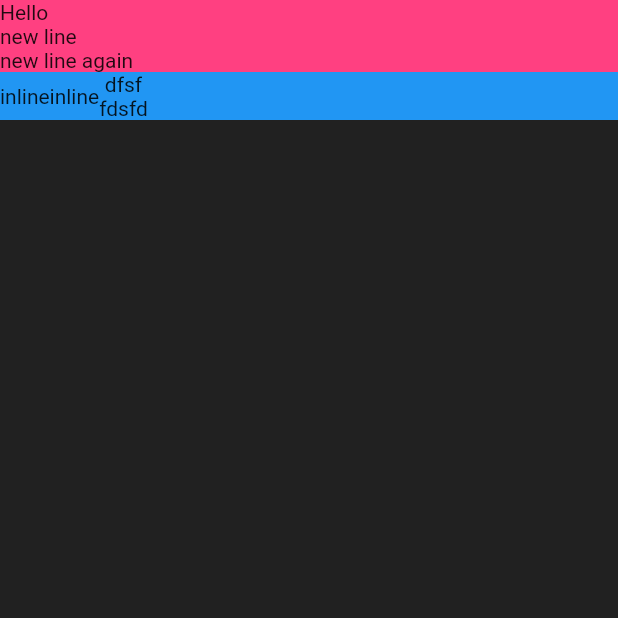
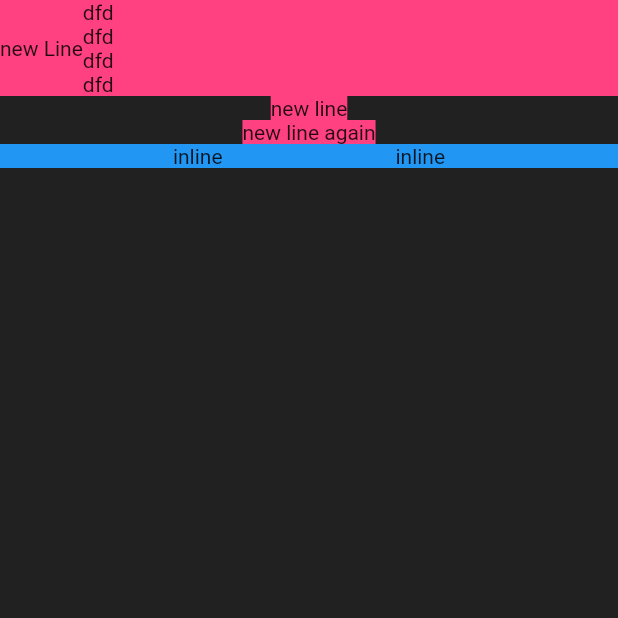
Before and after one commit to msagerup/GymFlutterApp, a Flutter app: the screen it shows after launch, on a phone screen of 412 x 824 dp, the top half of it. Run offline on Flutter 3.47's test engine with Material 2 defaults, Android fonts, the phone set to English and light mode, and no system bars.

Commit message:
got it , i think/...:)

```diff
--- a/lib/main.dart
+++ b/lib/main.dart
@@ -13,11 +13,25 @@ class GymIntro extends StatelessWidget {
      body: SafeArea(
        child: Container(
          child: Column(
-           crossAxisAlignment: CrossAxisAlignment.stretch,
+           // crossAxisAlignment: CrossAxisAlignment.stretch,
            children: <Widget>[
              Container(
                color: Colors.pinkAccent,
-               child: (Text('Hello')),
+               child: Row(
+                 children: [
+                   Text('new Line'),
+                   Column(
+                     children: [
+                       Text('dfd'),
+                       Text('dfd'),
+                       Text('dfd'),
+                       Text('dfd'),
+
+                     ],
+                   )
+
+                 ],
+               )
              ),
              Container(
                color: Colors.pinkAccent,
@@ -30,15 +44,10 @@ class GymIntro extends StatelessWidget {
              Container(
                color: Colors.blue,
                child: Row(
+                 mainAxisAlignment: MainAxisAlignment.spaceEvenly,
                  children: <Widget>[
                    Text('inline'),
                    Text('inline'),
-                   Column(
-                     children: <Widget>[
-                       Text('dfsf'),
-                       Text('fdsfd')
-                     ],
-                   )
                  ],
                )
              ),
```
